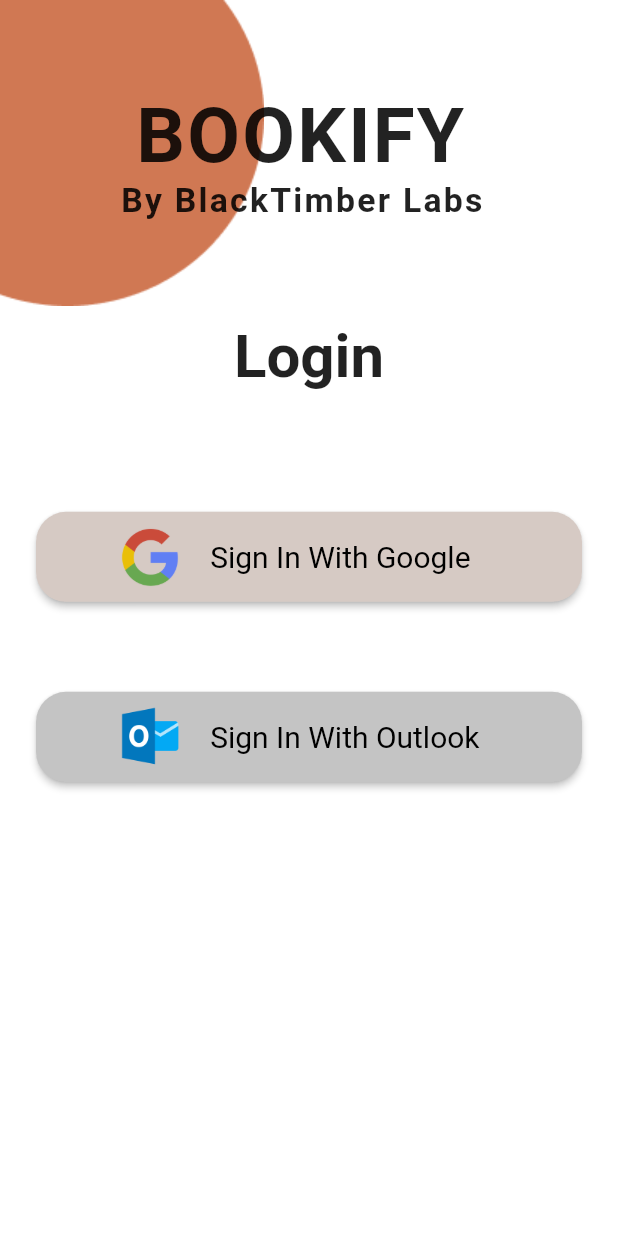
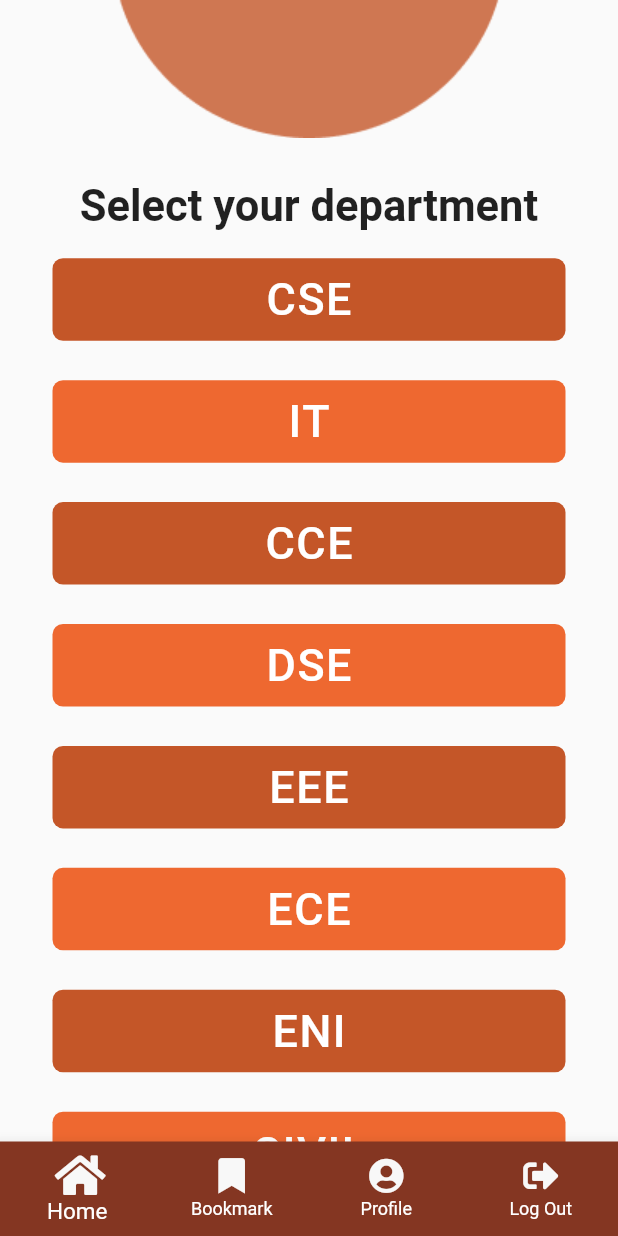
Before and after one commit to BlackTimber-Labs/Liberdeck, a Flutter app: the screen it shows after launch, on a phone screen of 412 x 824 dp. Run offline on Flutter 3.47's test engine with Material 2 defaults, Android fonts, the phone set to English and light mode, and no system bars; our stand-ins replace firebase_auth, firebase_core, font_awesome_flutter, google_sign_in; accounts and stored records are empty; Roboto replaces fonts that are missing (SF UI Display).

Commit message:
department,about,semester

```diff
--- a/lib/main.dart
+++ b/lib/main.dart
@@ -1,5 +1,4 @@
 import 'package:flutter/material.dart';
-
 import 'package:provider/provider.dart';
 import 'package:provider/single_child_widget.dart';
 
@@ -13,6 +12,9 @@ import 'package:liberdeck/provider/google_sign_in.dart';
 import 'package:liberdeck/screens/login_page.dart';
 import 'package:liberdeck/screens/profile_page.dart';
 import 'package:liberdeck/screens/books_page.dart';
+import 'screens/department_screen.dart';
+import 'screens/about_screen.dart';
+import 'screens/semester_screen.dart';
 
 import './screens/sub_chp_screen.dart';
 import './screens/sub_screen.dart';
@@ -72,8 +74,8 @@ class MyApp extends StatelessWidget {
             ),
             primarySwatch: Colors.orange,
           ),
-
-        home: LoginPage(),
+        home: Department(),
+        // home: LoginPage(),
         routes: <String, WidgetBuilder>{
           SubScreen.routename: (BuildContext ctx) => const SubScreen(),
           SubChpScreen.routename: (BuildContext ctx) => const SubChpScreen(),
--- /dev/null
+++ b/lib/screens/department_screen.dart
@@ -0,0 +1,207 @@
+import 'about_screen.dart';
+import 'package:flutter/material.dart';
+import 'semester_screen.dart';
+import 'package:font_awesome_flutter/font_awesome_flutter.dart';
+import 'books_page.dart';
+import 'profile_page.dart';
+
+class Department extends StatefulWidget {
+  @override
+  _DepartmentState createState() => _DepartmentState();
+}
+
+class _DepartmentState extends State<Department> {
+  int _currentIndex=0;
+
+  final tabs =[
+    Cont(),
+    ViewBooks(),
+    BodyS(),
+    //todo change this as per your need.
+  ];
+  @override
+  Widget build(BuildContext context) {
+    return Scaffold(
+      bottomNavigationBar: BottomNavigationBar(
+        currentIndex: _currentIndex,
+        selectedItemColor: Colors.white,
+        unselectedItemColor: Colors.white,
+        selectedFontSize: 15,
+        selectedIconTheme: IconThemeData(size: 30),
+        unselectedIconTheme: IconThemeData(size: 23.5),
+        onTap: (index) {
+          setState(() {
+            _currentIndex = index;
+          });
+        },
+        type: BottomNavigationBarType.fixed,
+        backgroundColor: Color(0xFF843622),
+        items: [
+          BottomNavigationBarItem(
+            icon: Icon(FontAwesomeIcons.home,color: Color(0xFFF8F8F8),),
+            label: 'Home',
+          ),
+          BottomNavigationBarItem(
+              icon: Icon(FontAwesomeIcons.solidBookmark,color: Color(0xFFF8F8F8)),
+              label: 'Bookmark'
+          ),
+          BottomNavigationBarItem(
+              icon: Icon(FontAwesomeIcons.solidUserCircle,color: Color(0xFFF8F8F8)),
+              label: 'Profile'
+          ),
+          BottomNavigationBarItem(
+              icon: Icon(FontAwesomeIcons.signOutAlt,color: Color(0xFFF8F8F8),),
+              label: 'Log Out'
+          ),
+        ],
+      ),
+      body: SafeArea(child: tabs[_currentIndex]),
+    );
+  }
+}
+class Cont extends StatelessWidget {
+  @override
+  Widget build(BuildContext context) {
+    return ListView(
+      children: [
+        Circle(),
+        Center(child: Text('Select your department',style: TextStyle(fontSize: 29,fontWeight: FontWeight.w600),)),
+        SizedBox(height: 15,),
+        Branch('CSE', Color(0xFFC45628)),
+        SizedBox1(),
+        Branch('IT',Color(0xFFEE6830)),
+        SizedBox1(),
+        Branch('CCE', Color(0xFFC45628)),
+        SizedBox1(),
+        Branch('DSE',Color(0xFFEE6830)),
+        SizedBox1(),
+        Branch('EEE', Color(0xFFC45628)),
+        SizedBox1(),
+        Branch('ECE',Color(0xFFEE6830)),
+        SizedBox1(),
+        Branch('ENI', Color(0xFFC45628)),
+        SizedBox1(),
+        Branch('CIVIL',Color(0xFFEE6830)),
+        SizedBox1(),
+        Branch('MECHANICAL', Color(0xFFC45628)),
+        SizedBox1(),
+        Branch('CHEMICAL',Color(0xFFEE6830)),
+        SizedBox1(),
+        Branch('AUTOMOBILE', Color(0xFFC45628)),
+        SizedBox1(),
+        Branch('MECHATRONICS',Color(0xFFEE6830)),
+        SizedBox(height: 40,),
+        BN(),
+        SizedBox(height: 30,)
+      ],
+    );
+  }
+}
+
+
+class Circle extends StatelessWidget {
+  @override
+  Widget build(BuildContext context) {
+    return Container(
+        height: 120,
+        width: double.infinity,
+        decoration: BoxDecoration(
+          image: DecorationImage(
+              image: AssetImage('assets/images/department_screen_center.png'),
+              alignment: Alignment.topCenter
+          ),
+        ),
+        child: null
+    );
+  }
+}
+
+
+class Branch extends StatefulWidget {
+  Branch(this.name,this.colour);
+  final Color colour;
+  final String name;
+
+  @override
+  _BranchState createState() => _BranchState();
+}
+
+class _BranchState extends State<Branch> {
+ @override
+  Widget build(BuildContext context) {
+    return TextButton(
+      onPressed: (){
+        setState(() {
+
+        });
+      },
+      child: Container(
+        margin: EdgeInsets.symmetric(horizontal: 27),
+        height: 55,
+        width: 380,
+        decoration: BoxDecoration(
+            color: widget.colour,
+            borderRadius: BorderRadius.circular(7)
+        ),
+        child: Center(child: Text(widget.name,style: TextStyle(fontSize: 30,color: Colors.white,fontWeight: FontWeight.w500,letterSpacing: 1),)),
+      ),
+    );
+  }
+}
+
+class SizedBox1 extends StatelessWidget {
+ @override
+  Widget build(BuildContext context) {
+    return SizedBox(height: 20,);
+  }
+}
+
+class BN extends StatefulWidget {
+  @override
+  _BNState createState() => _BNState();
+}
+
+class _BNState extends State<BN> {
+  @override
+  Widget build(BuildContext context) {
+    return Row(
+      mainAxisAlignment: MainAxisAlignment.spaceEvenly,
+      children: [
+        TextButton(
+          onPressed: (){
+            setState(() {
+            });
+          },
+          child: Container(
+            height: 65,
+            width: 132,
+            decoration: BoxDecoration(
+              color: Color(0xFF843622),
+              borderRadius: BorderRadius.circular(15),
+            ),
+            child: Center(child: Text('Back',style: TextStyle(fontSize: 32,fontWeight: FontWeight.w600,color: Colors.white),)),
+          ),
+        ),
+        TextButton(
+          onPressed: () {
+            setState(() {
+              Navigator.push(context, MaterialPageRoute(builder: (context){
+                return Scaffo();
+              }
+              ));
+            });
+          },
+          child: Container(
+            height: 65,
+            width: 132,
+            decoration: BoxDecoration(
+              borderRadius: BorderRadius.circular(15),
+              color: Color(0xFF843622),
+            ),
+            child: Center(child: Text('Next',style: TextStyle(fontSize: 32,fontWeight: FontWeight.w600,color: Colors.white),)),
+          ),
+        )
+      ],
+    );
+  }
+}
--- a/lib/screens/sub_screen.dart
+++ b/lib/screens/sub_screen.dart
@@ -1,5 +1,4 @@
 import 'package:flutter/material.dart';
-
 import '../widgets/empty_bottom_bar.dart';
 import '../widgets/sub_screen/sub_main_view.dart';
 import '../widgets/text_header.dart';
--- a/pubspec.yaml
+++ b/pubspec.yaml
@@ -18,8 +18,7 @@ dependencies:
     sdk: flutter
   flutter_staggered_grid_view: ^0.4.0
   font_awesome_flutter: ^9.1.0
-  provider: ^6.0.0
-
+  url_launcher:
 dev_dependencies:
   flutter_test:
     sdk: flutter
```
Also changed, not shown: lib/screens/about_screen.dart (added, +241 -0 lines), lib/screens/books_page.dart (+25 -19 lines), lib/screens/profile_page.dart (+60 -10 lines), lib/screens/semester_screen.dart (added, +167 -0 lines), assets/images/about_screen_Harshita.png (added), assets/images/about_screen_Tushar.jpg (added), assets/images/about_screen_Yash.jpg (added), assets/images/about_screen_top_left.png (added), assets/images/about_screen_top_right.png (added), assets/images/department_screen_center.png (added), assets/images/semester_screen_top_right.png (added), pubspec.lock.
